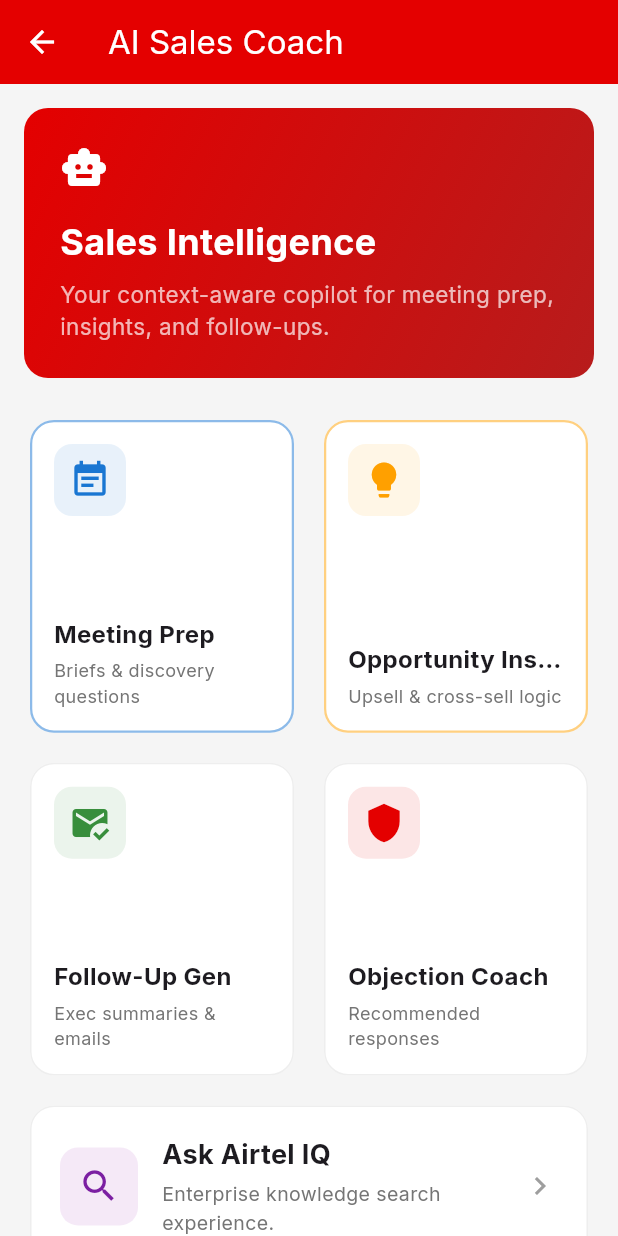
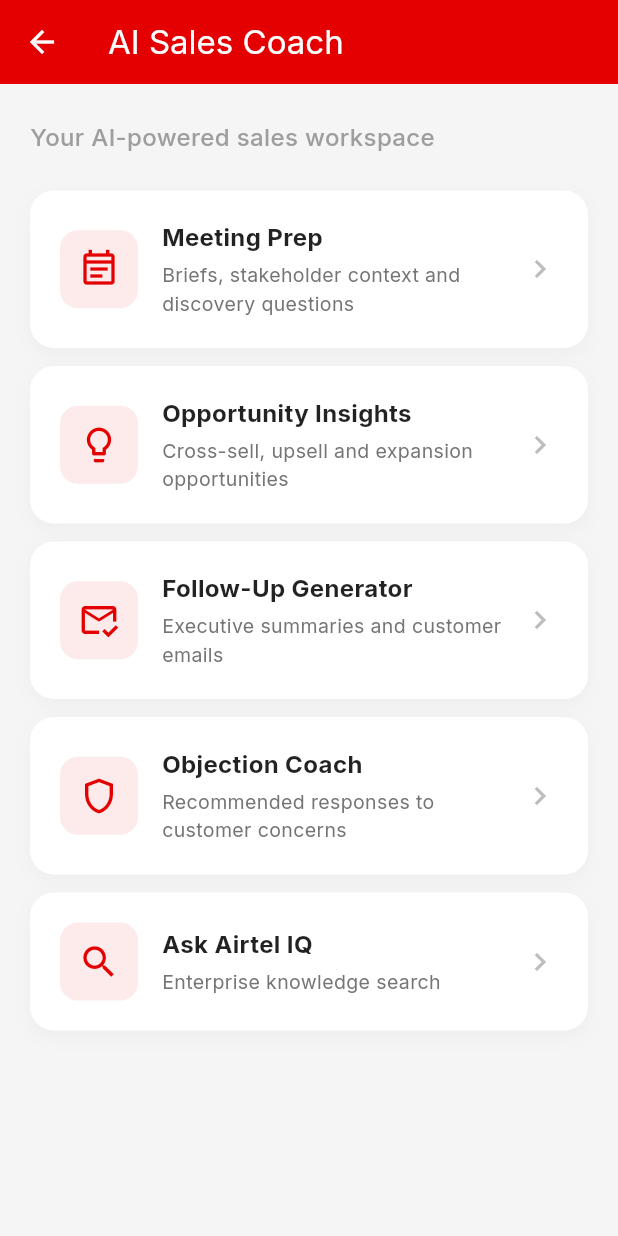
Before and after one commit to Prxtam/Airtel-Nexus, a Flutter app: the AiCoachDashboardScreen screen opened by its route, on a phone screen of 412 x 824 dp. Run offline on Flutter 3.47's test engine with Material 3 defaults, Android fonts, the phone set to English and light mode, and no system bars; our stand-ins replace dio, flutter_local_notifications, flutter_riverpod, flutter_secure_storage, gap, go_router and 2 more; accounts and stored records are empty; network calls fail.

Commit message:
Improving AI sales coach UI

```diff
--- a/frontend/lib/features/airtel_iq/views/ai_coach/ai_coach_dashboard_screen.dart
+++ b/frontend/lib/features/airtel_iq/views/ai_coach/ai_coach_dashboard_screen.dart
@@ -1,7 +1,7 @@
 import 'package:flutter/material.dart';
 import 'package:go_router/go_router.dart';
 import 'package:frontend/core/constants/app_constants.dart';
-import 'package:frontend/features/airtel_iq/widgets/airtel_iq_feature_card.dart';
+
 
 class AiCoachDashboardScreen extends StatelessWidget {
   const AiCoachDashboardScreen({super.key});
@@ -16,125 +16,53 @@
         foregroundColor: Colors.white,
       ),
       body: SingleChildScrollView(
-        padding: const EdgeInsets.all(16.0),
+        padding: const EdgeInsets.symmetric(horizontal: 20.0, vertical: 24.0),
         child: Column(
           crossAxisAlignment: CrossAxisAlignment.stretch,
           children: [
-            Container(
-              padding: const EdgeInsets.all(24),
-              decoration: BoxDecoration(
-                gradient: LinearGradient(
-                  colors: [AppConstants.primaryColor, Colors.red.shade900],
-                  begin: Alignment.topLeft,
-                  end: Alignment.bottomRight,
-                ),
-                borderRadius: BorderRadius.circular(16),
-              ),
-              child: const Column(
-                crossAxisAlignment: CrossAxisAlignment.start,
-                children: [
-                  Icon(Icons.smart_toy, color: Colors.white, size: 32),
-                  SizedBox(height: 16),
-                  Text(
-                    'Sales Intelligence',
-                    style: TextStyle(color: Colors.white, fontSize: 24, fontWeight: FontWeight.bold),
-                  ),
-                  SizedBox(height: 8),
-                  Text(
-                    'Your context-aware copilot for meeting prep, insights, and follow-ups.',
-                    style: TextStyle(color: Colors.white70, fontSize: 15, height: 1.4),
-                  ),
-                ],
+            const Text(
+              'Your AI-powered sales workspace',
+              style: TextStyle(
+                fontSize: 16,
+                color: Colors.grey,
+                fontWeight: FontWeight.w500,
               ),
             ),
             const SizedBox(height: 24),
-
-            GridView.count(
-              crossAxisCount: 2,
-              shrinkWrap: true,
-              physics: const NeverScrollableScrollPhysics(),
-              crossAxisSpacing: 12,
-              mainAxisSpacing: 12,
-              childAspectRatio: 0.85,
-              children: [
-                AirtelIqFeatureCard(
+            _buildActionCard(
+              context: context,
               title: 'Meeting Prep',
-                  subtitle: 'Briefs & discovery questions',
-                  icon: Icons.event_note,
-                  iconColor: Colors.blue.shade700,
-                  isFeatured: true,
-                  onTap: () => context.push('/airtel-iq/ai-coach/meeting-prep'),
+              subtitle: 'Briefs, stakeholder context and discovery questions',
+              icon: Icons.event_note_outlined,
+              route: '/airtel-iq/ai-coach/meeting-prep',
             ),
-                AirtelIqFeatureCard(
+            _buildActionCard(
+              context: context,
               title: 'Opportunity Insights',
-                  subtitle: 'Upsell & cross-sell logic',
-                  icon: Icons.lightbulb,
-                  iconColor: Colors.amber.shade700,
-                  isFeatured: true,
-                  onTap: () => context.push('/airtel-iq/ai-coach/insights'),
+              subtitle: 'Cross-sell, upsell and expansion opportunities',
+              icon: Icons.lightbulb_outline,
+              route: '/airtel-iq/ai-coach/insights',
             ),
-                AirtelIqFeatureCard(
-                  title: 'Follow-Up Gen',
-                  subtitle: 'Exec summaries & emails',
-                  icon: Icons.mark_email_read,
-                  iconColor: Colors.green.shade700,
-                  onTap: () => context.push('/airtel-iq/ai-coach/follow-ups'),
+            _buildActionCard(
+              context: context,
+              title: 'Follow-Up Generator',
+              subtitle: 'Executive summaries and customer emails',
+              icon: Icons.mark_email_read_outlined,
+              route: '/airtel-iq/ai-coach/follow-ups',
             ),
-                AirtelIqFeatureCard(
+            _buildActionCard(
+              context: context,
               title: 'Objection Coach',
-                  subtitle: 'Recommended responses',
-                  icon: Icons.shield,
-                  iconColor: AppConstants.primaryColor,
-                  onTap: () => context.push('/airtel-iq/objections'), // Routes to existing Phase 8B.1
+              subtitle: 'Recommended responses to customer concerns',
+              icon: Icons.shield_outlined,
+              route: '/airtel-iq/objections',
             ),
-              ],
-            ),
-
-            const SizedBox(height: 12),
-            Card(
-              elevation: 0,
-              color: Colors.white,
-              shape: RoundedRectangleBorder(
-                borderRadius: BorderRadius.circular(16),
-                side: BorderSide(color: Colors.grey.shade200),
-              ),
-              child: InkWell(
-                onTap: () => context.push('/airtel-iq/ai-coach/ask'),
-                borderRadius: BorderRadius.circular(16),
-                child: Padding(
-                  padding: const EdgeInsets.all(20.0),
-                  child: Row(
-                    children: [
-                      Container(
-                        padding: const EdgeInsets.all(12),
-                        decoration: BoxDecoration(
-                          color: Colors.purple.withValues(alpha: 0.1),
-                          borderRadius: BorderRadius.circular(12),
-                        ),
-                        child: Icon(Icons.search, color: Colors.purple.shade700, size: 28),
-                      ),
-                      const SizedBox(width: 16),
-                      Expanded(
-                        child: Column(
-                          crossAxisAlignment: CrossAxisAlignment.start,
-                          children: [
-                            const Text(
-                              'Ask Airtel IQ',
-                              style: TextStyle(fontWeight: FontWeight.bold, fontSize: 18),
-                            ),
-                            const SizedBox(height: 4),
-                            Text(
-                              'Enterprise knowledge search experience.',
-                              style: TextStyle(color: Colors.grey.shade600, fontSize: 13),
-                            ),
-                          ],
-                        ),
-                      ),
-                      const Icon(Icons.chevron_right, color: Colors.grey),
-                    ],
-                  ),
-                ),
-              ),
+            _buildActionCard(
+              context: context,
+              title: 'Ask Airtel IQ',
+              subtitle: 'Enterprise knowledge search',
+              icon: Icons.search,
+              route: '/airtel-iq/ai-coach/ask',
             ),
             const SizedBox(height: 32),
           ],
@@ -142,4 +70,71 @@
       ),
     );
   }
+
+  Widget _buildActionCard({
+    required BuildContext context,
+    required String title,
+    required String subtitle,
+    required IconData icon,
+    required String route,
+  }) {
+    return Container(
+      margin: const EdgeInsets.only(bottom: 12),
+      decoration: BoxDecoration(
+        color: Colors.white,
+        borderRadius: BorderRadius.circular(16),
+        boxShadow: [
+          BoxShadow(
+            color: Colors.black.withValues(alpha: 0.03),
+            blurRadius: 10,
+            offset: const Offset(0, 4),
+          ),
+        ],
+      ),
+      child: Material(
+        color: Colors.transparent,
+        child: InkWell(
+          borderRadius: BorderRadius.circular(16),
+          onTap: () => context.push(route),
+          child: Padding(
+            padding: const EdgeInsets.symmetric(horizontal: 20, vertical: 20),
+            child: Row(
+              children: [
+                Container(
+                  padding: const EdgeInsets.all(12),
+                  decoration: BoxDecoration(
+                    color: AppConstants.primaryColor.withValues(alpha: 0.08),
+                    borderRadius: BorderRadius.circular(12),
+                  ),
+                  child: Icon(icon, color: AppConstants.primaryColor, size: 28),
+                ),
+                const SizedBox(width: 16),
+                Expanded(
+                  child: Column(
+                    crossAxisAlignment: CrossAxisAlignment.start,
+                    children: [
+                      Text(
+                        title,
+                        style: const TextStyle(
+                          fontWeight: FontWeight.w700,
+                          fontSize: 16,
+                          color: Colors.black87,
+                        ),
+                      ),
+                      const SizedBox(height: 4),
+                      Text(
+                        subtitle,
+                        style: TextStyle(color: Colors.grey.shade600, fontSize: 13),
+                      ),
+                    ],
+                  ),
+                ),
+                Icon(Icons.chevron_right, color: Colors.grey.shade400),
+              ],
+            ),
+          ),
+        ),
+      ),
+    );
   }
+}
```
Lines whose indentation alone changed are shown as unchanged.
